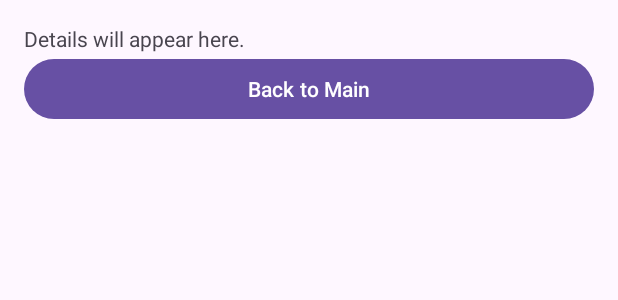
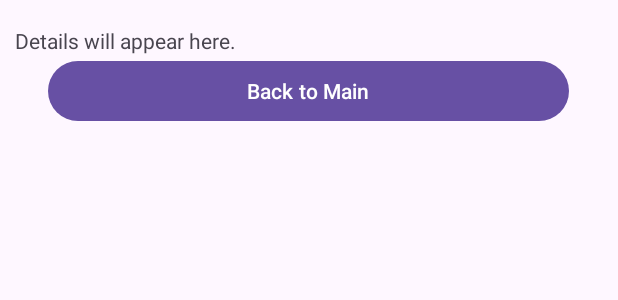
Before and after one commit to abruil-lecturer-vc/WorkshopExample, an Android app: the layout activity_detail_view.xml on its own in the app's theme, with its tools: preview values and no code run, on a phone screen of 412 x 824 dp. Shown: the top 300 px of the screen. Run offline under Robolectric (Android 15) with nearby library versions, the phone set to English and light mode, and no system bars.

```diff
--- a/app/src/main/java/com/example/workshop/DetailViewActivity.kt
+++ b/app/src/main/java/com/example/workshop/DetailViewActivity.kt
@@ -12,6 +12,8 @@ class DetailViewActivity : AppCompatActivity() {
         // Inflate the layout using ViewBinding
         binding = ActivityDetailViewBinding.inflate(layoutInflater)
         setContentView(binding.root)
+
+        // Hello world
 
         // Retrieve data from the intent
         val morningRuns = intent.getFloatArrayExtra("morningRuns") ?: floatArrayOf()
@@ -29,6 +31,7 @@ class DetailViewActivity : AppCompatActivity() {
 
         // Update the TextView and set button listener
         binding.txtDetails.text = details.toString()
+
         binding.btnBack.setOnClickListener {
             finish()
         }
--- a/app/src/main/res/layout/activity_detail_view.xml
+++ b/app/src/main/res/layout/activity_detail_view.xml
@@ -1,34 +1,35 @@
 <?xml version="1.0" encoding="utf-8"?>
-<androidx.constraintlayout.widget.ConstraintLayout xmlns:android="http://schemas.android.com/apk/res/android"
+<LinearLayout xmlns:android="http://schemas.android.com/apk/res/android"
     xmlns:app="http://schemas.android.com/apk/res-auto"
     xmlns:tools="http://schemas.android.com/tools"
     android:layout_width="match_parent"
     android:layout_height="match_parent"
+    android:orientation="vertical"
     tools:context=".DetailViewActivity">
 
-    <LinearLayout
-        xmlns:android="http://schemas.android.com/apk/res/android"
+    <Space
         android:layout_width="match_parent"
-        android:layout_height="match_parent"
-        android:orientation="vertical"
-        android:padding="16dp">
+        android:layout_height="17dp" />
 
     <ScrollView
-            android:layout_width="match_parent"
-            android:layout_height="wrap_content">
+        android:layout_width="391dp"
+        android:layout_height="wrap_content"
+        android:layout_gravity="center_horizontal">
 
         <TextView
             android:id="@+id/txtDetails"
             android:layout_width="match_parent"
             android:layout_height="wrap_content"
+            android:layout_gravity="center_horizontal"
             android:text="Details will appear here." />
     </ScrollView>
 
     <Button
         android:id="@+id/btnBack"
-            android:layout_width="match_parent"
+        android:layout_width="347dp"
         android:layout_height="wrap_content"
+        android:layout_gravity="center_horizontal"
+        android:clickable="true"
         android:text="Back to Main" />
+
 </LinearLayout>
-
-</androidx.constraintlayout.widget.ConstraintLayout>
```
Also changed, not shown: app/src/main/res/layout/activity_main.xml (+7 -13 lines). Lines whose indentation alone changed are shown as unchanged.
